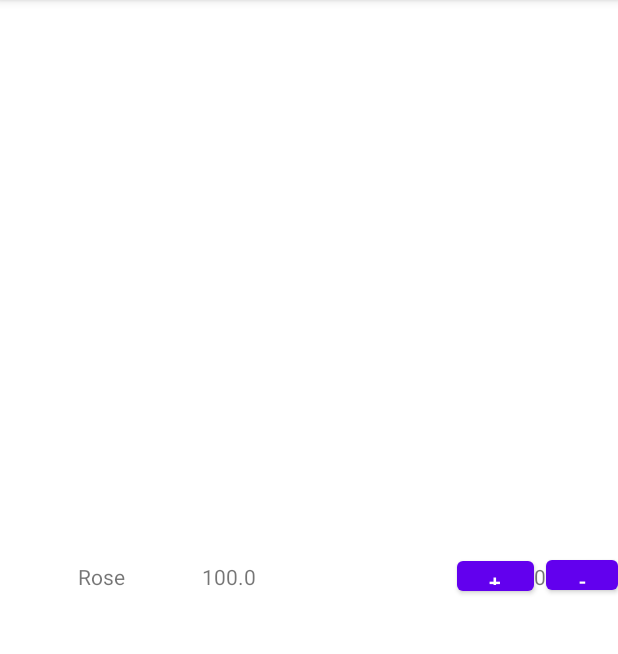
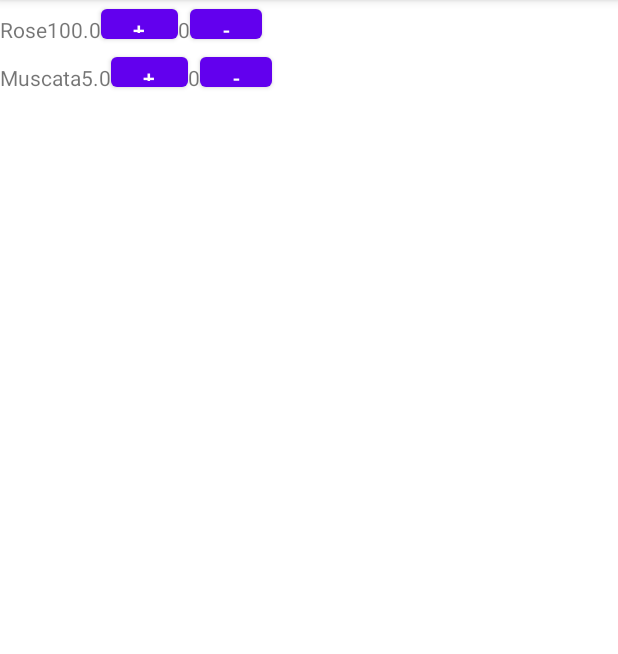
Before and after one commit to mimidea/flowerShop, an Android app: the screen it shows after launch (MainActivity), after a tap on "TILL", on a phone screen of 412 x 824 dp, the part 84-738 px from its top. Run offline under Robolectric (Android 15) with nearby library versions, the phone set to English and light mode, and no system bars.

Commit message:
tot ce am facut pana marti dimi

```diff
--- a/app/build.gradle
+++ b/app/build.gradle
@@ -33,7 +33,9 @@ dependencies {
     implementation 'androidx.appcompat:appcompat:1.2.0'
     implementation 'com.google.android.material:material:1.2.1'
     implementation 'androidx.constraintlayout:constraintlayout:2.0.2'
+    implementation 'androidx.recyclerview:recyclerview:1.1.0'
     testImplementation 'junit:junit:4.+'
     androidTestImplementation 'androidx.test.ext:junit:1.1.2'
     androidTestImplementation 'androidx.test.espresso:espresso-core:3.3.0'
+
 }
--- a/app/src/main/java/com/example/flowershopapp/Item.java
+++ b/app/src/main/java/com/example/flowershopapp/Item.java
@@ -25,18 +25,18 @@ public class Item implements View.OnClickListener {
         this.quantity = quantity;
         mContext = context;
         activity = (Activity) mContext;
-        activity.setContentView(R.layout.till);
-        plusButton = (Button) activity.findViewById(R.id.plusButtonView);
-        plusButton.setOnClickListener(this);
-        minusButton = (Button) activity.findViewById(R.id.minusButton);
-        minusButton.setOnClickListener(this);
-        nameTextView = (TextView) activity.findViewById(R.id.nameTextView);
-        priceTextView = (TextView) activity.findViewById(R.id.priceTextView);
-        quantityTextView = (TextView) activity.findViewById(R.id.quantityTextView);
+//        activity.setContentView(R.layout.till);
+//        plusButton = (Button) activity.findViewById(R.id.plusButtonView);
+//        plusButton.setOnClickListener(this);
+ //       minusButton = (Button) activity.findViewById(R.id.minusButton);
+  //      minusButton.setOnClickListener(this);
+   //     nameTextView = (TextView) activity.findViewById(R.id.nameTextView);
+     //   priceTextView = (TextView) activity.findViewById(R.id.priceTextView);
+       // quantityTextView = (TextView) activity.findViewById(R.id.quantityTextView);
 
-        setNameTextView(name);
-        setPriceTextView(price);
-        setQuantityTextView(quantity);
+        //setNameTextView(name);
+        //setPriceTextView(price);
+        //setQuantityTextView(quantity);
 
     }
 
@@ -76,16 +76,16 @@ public class Item implements View.OnClickListener {
     }
 
     private void setNameTextView (String name) {
-        nameTextView.setText(name);
+//        nameTextView.setText(name);
     }
 
     private void setPriceTextView (double price) {
         String barca = String.valueOf(price);
-        priceTextView.setText(barca);
+  //      priceTextView.setText(barca);
     }
     private void setQuantityTextView (int quantity) {
         String barca = String.valueOf(quantity);
-        quantityTextView.setText(barca);
+    //    quantityTextView.setText(barca);
     }
     private int increaseQuantity() {
         if (quantity<100) {
@@ -114,7 +114,7 @@ public class Item implements View.OnClickListener {
             default:
                 break;
         }
-        setQuantityTextView(quantity);
+      //  setQuantityTextView(quantity);
 
     }
 
--- /dev/null
+++ b/app/src/main/java/com/example/flowershopapp/MyAdapter.java
@@ -0,0 +1,94 @@
+package com.example.flowershopapp;
+
+import android.view.LayoutInflater;
+import android.view.View;
+import android.view.ViewGroup;
+import android.widget.Button;
+import android.widget.TextView;
+
+import androidx.appcompat.widget.LinearLayoutCompat;
+import androidx.recyclerview.widget.RecyclerView;
+
+import java.util.ArrayList;
+
+public class MyAdapter extends RecyclerView.Adapter<MyAdapter.MyViewHolder> {
+
+    private ArrayList<Item> mDataset;
+
+
+
+    public static class MyViewHolder extends RecyclerView.ViewHolder implements View.OnClickListener {
+        private ArrayList<Item> mDataset = new ArrayList<Item>();
+        public LinearLayoutCompat linearLayoutCompat;
+        Button plusButton;
+        Button minusButton;
+        TextView quantityTextView;
+
+        public MyViewHolder(LinearLayoutCompat v) {
+            super(v);
+            linearLayoutCompat = v;
+            Button plusButton = (Button) linearLayoutCompat.findViewById(R.id.plusButtonView);
+            Button minusButton = (Button) linearLayoutCompat.findViewById(R.id.minusButtonView);
+            TextView quantityTextView = (TextView) linearLayoutCompat.findViewById(R.id.quantityTextView);
+            plusButton.setOnClickListener(this);
+            minusButton.setOnClickListener(this);
+        }
+
+        @Override
+        public void onClick(View v) {
+            switch (v.getId()) {
+                case R.id.minusButtonView:
+                    quantityTextView = (TextView) linearLayoutCompat.findViewById(R.id.quantityTextView);
+                    int tempQuantity = Integer.parseInt(quantityTextView.getText().toString());
+                    if (tempQuantity>0) {
+                        decreaseQuantity();
+                    }
+                    break;
+                case R.id.plusButtonView:
+                    quantityTextView = (TextView) linearLayoutCompat.findViewById(R.id.quantityTextView);
+                    int tempiQuan = Integer.parseInt(quantityTextView.getText().toString());
+                    if (tempiQuan<100){
+                        increaseQuantity();
+                    }
+                    break;
+                default: break;
+            }
+        }
+
+
+        private void increaseQuantity() {
+                System.out.println("hi");
+        }
+
+        private void decreaseQuantity() {
+                System.out.println("yeah bitch");
+        }
+    }
+
+
+    public MyAdapter(ArrayList<Item> mDataset) {
+       this.mDataset= mDataset;
+    }
+
+    public MyAdapter.MyViewHolder onCreateViewHolder(ViewGroup parent, int viewType) {
+        LinearLayoutCompat v = (LinearLayoutCompat) LayoutInflater.from(parent.getContext()).inflate(R.layout.item_stock, parent, false);
+        MyViewHolder vh = new MyViewHolder(v);
+                return vh;
+    }
+
+    public void onBindViewHolder(MyViewHolder holder, int position) {
+        TextView nameTextView = (TextView) holder.linearLayoutCompat.findViewById(R.id.nameTextView);
+        nameTextView.setText(mDataset.get(position).getName());
+        TextView priceTextView = (TextView) holder.linearLayoutCompat.findViewById(R.id.priceTextView);
+        String priceString = String.valueOf(mDataset.get(position).getPrice());
+        priceTextView.setText(priceString);
+        TextView quantityTextView = (TextView) holder.linearLayoutCompat.findViewById(R.id.quantityTextView);
+        String quantityString = String.valueOf(mDataset.get(position).getQuantity());
+        quantityTextView.setText(quantityString);
+    }
+
+    public int getItemCount(){
+        return mDataset.size();
+
+    }
+}
--- a/app/src/main/java/com/example/flowershopapp/Till.java
+++ b/app/src/main/java/com/example/flowershopapp/Till.java
@@ -4,15 +4,44 @@ import android.app.Activity;
 import android.content.Context;
 import android.view.View;
 
+import androidx.recyclerview.widget.LinearLayoutManager;
+import androidx.recyclerview.widget.RecyclerView;
+
+import java.util.ArrayList;
+
 public class Till {
+    private RecyclerView recyclerView;
+    private RecyclerView.Adapter mAdapter;
+    private RecyclerView.LayoutManager layoutManager;
+
     private Context mContext;
-    //private Activity activity;
+    private Activity activity;
+
+    public ArrayList<Item> tillItems = new ArrayList<Item>();
 
          public Till(Context context) {
+             Item item = new Item("Rose", 100.00, 0, mContext);
+             Item item2 = new Item("Muscata", 5, 0, mContext);
+             tillItems.add(item);
+             tillItems.add(item2);
+
              mContext = context;
-      //       activity = (Activity) mContext;
-      //       activity.setContentView(R.layout.till);
-             Item item = new Item("Rose", 100.00, 0, mContext);
+             activity = (Activity) mContext;
+             activity.setContentView(R.layout.till);
+             recyclerView = (RecyclerView) activity.findViewById(R.id.my_recycler_view);
+
+
+
+
+
+             recyclerView.setHasFixedSize(true);
+             layoutManager = new LinearLayoutManager(mContext);
+             recyclerView.setLayoutManager(layoutManager);
+
+             mAdapter = new MyAdapter(tillItems);
+             recyclerView.setAdapter(mAdapter);
+
+
          }
 
 }
--- a/app/src/main/res/layout/activity_main.xml
+++ b/app/src/main/res/layout/activity_main.xml
@@ -16,7 +16,6 @@
         android:layout_marginTop="216dp"
         android:background="#FFFFFF"
         android:backgroundTint="#27932C"
-        android:onClick="openTill"
         android:text="@string/till"
         app:iconTint="#4CAF50"
         app:layout_constraintEnd_toEndOf="parent"
@@ -28,7 +27,6 @@
         android:id="@+id/stockManagementButton"
         android:layout_width="wrap_content"
         android:layout_height="wrap_content"
-        android:onClick="openStockManagement"
         android:text="@string/stock_management"
         app:layout_constraintBottom_toBottomOf="parent"
         app:layout_constraintEnd_toEndOf="parent"
--- a/app/src/main/res/layout/item_stock.xml
+++ b/app/src/main/res/layout/item_stock.xml
@@ -1,10 +1,10 @@
 <?xml version="1.0" encoding="utf-8"?>
-<androidx.constraintlayout.widget.ConstraintLayout
+<androidx.appcompat.widget.LinearLayoutCompat
     xmlns:android="http://schemas.android.com/apk/res/android"
     xmlns:app="http://schemas.android.com/apk/res-auto"
     xmlns:tools="http://schemas.android.com/tools"
     android:layout_width="match_parent"
-    android:layout_height="match_parent">
+    android:layout_height="wrap_content">
 
     <TextView
         android:id="@+id/nameTextView"
@@ -45,7 +45,7 @@
         app:layout_constraintTop_toTopOf="parent" />
 
     <Button
-        android:id="@+id/minusButton"
+        android:id="@+id/minusButtonView"
         android:layout_width="48dp"
         android:layout_height="32dp"
         android:text="-"
@@ -53,4 +53,4 @@
         app:layout_constraintEnd_toEndOf="parent"
         app:layout_constraintTop_toTopOf="parent"
         app:layout_constraintVertical_bias="0.499" />
-</androidx.constraintlayout.widget.ConstraintLayout>
+</androidx.appcompat.widget.LinearLayoutCompat>
--- a/app/src/main/res/layout/till.xml
+++ b/app/src/main/res/layout/till.xml
@@ -1,56 +1,12 @@
 <?xml version="1.0" encoding="utf-8"?>
-<androidx.constraintlayout.widget.ConstraintLayout
+<androidx.recyclerview.widget.RecyclerView
+    android:id="@+id/my_recycler_view"
+    android:scrollbars="vertical"
     xmlns:android="http://schemas.android.com/apk/res/android"
     xmlns:app="http://schemas.android.com/apk/res-auto"
     xmlns:tools="http://schemas.android.com/tools"
     android:layout_width="match_parent"
     android:layout_height="match_parent">
 
-    <TextView
-        android:id="@+id/nameTextView"
-        android:layout_width="wrap_content"
-        android:layout_height="wrap_content"
-        android:text="Flower"
-        app:layout_constraintBottom_toBottomOf="parent"
-        app:layout_constraintEnd_toStartOf="@+id/priceTextView"
-        app:layout_constraintStart_toStartOf="parent"
-        app:layout_constraintTop_toTopOf="parent" />
 
-    <TextView
-        android:id="@+id/priceTextView"
-        android:layout_width="wrap_content"
-        android:layout_height="wrap_content"
-        android:text="£0.00"
-        app:layout_constraintBottom_toBottomOf="parent"
-        app:layout_constraintEnd_toStartOf="@+id/plusButtonView"
-        app:layout_constraintStart_toStartOf="parent"
-        app:layout_constraintTop_toTopOf="parent" />
-
-    <Button
-        android:id="@+id/plusButtonView"
-        android:layout_width="51dp"
-        android:layout_height="32dp"
-        android:text="+"
-        app:layout_constraintBottom_toBottomOf="parent"
-        app:layout_constraintEnd_toStartOf="@+id/quantityTextView"
-        app:layout_constraintTop_toTopOf="parent" />
-
-    <TextView
-        android:id="@+id/quantityTextView"
-        android:layout_width="wrap_content"
-        android:layout_height="wrap_content"
-        android:text="0"
-        app:layout_constraintBottom_toBottomOf="parent"
-        app:layout_constraintEnd_toStartOf="@+id/minusButton"
-        app:layout_constraintTop_toTopOf="parent" />
-
-    <Button
-        android:id="@+id/minusButton"
-        android:layout_width="48dp"
-        android:layout_height="32dp"
-        android:text="-"
-        app:layout_constraintBottom_toBottomOf="parent"
-        app:layout_constraintEnd_toEndOf="parent"
-        app:layout_constraintTop_toTopOf="parent"
-        app:layout_constraintVertical_bias="0.499" />
-</androidx.constraintlayout.widget.ConstraintLayout>
+</androidx.recyclerview.widget.RecyclerView>
--- a/build.gradle
+++ b/build.gradle
@@ -3,12 +3,16 @@ buildscript {
     repositories {
         google()
         jcenter()
+        maven {
+            url "https://repo.example.com/maven"
+        }
     }
     dependencies {
         classpath "com.android.tools.build:gradle:4.1.0"
 
         // NOTE: Do not place your application dependencies here; they belong
         // in the individual module build.gradle files
+
     }
 }
 
```
